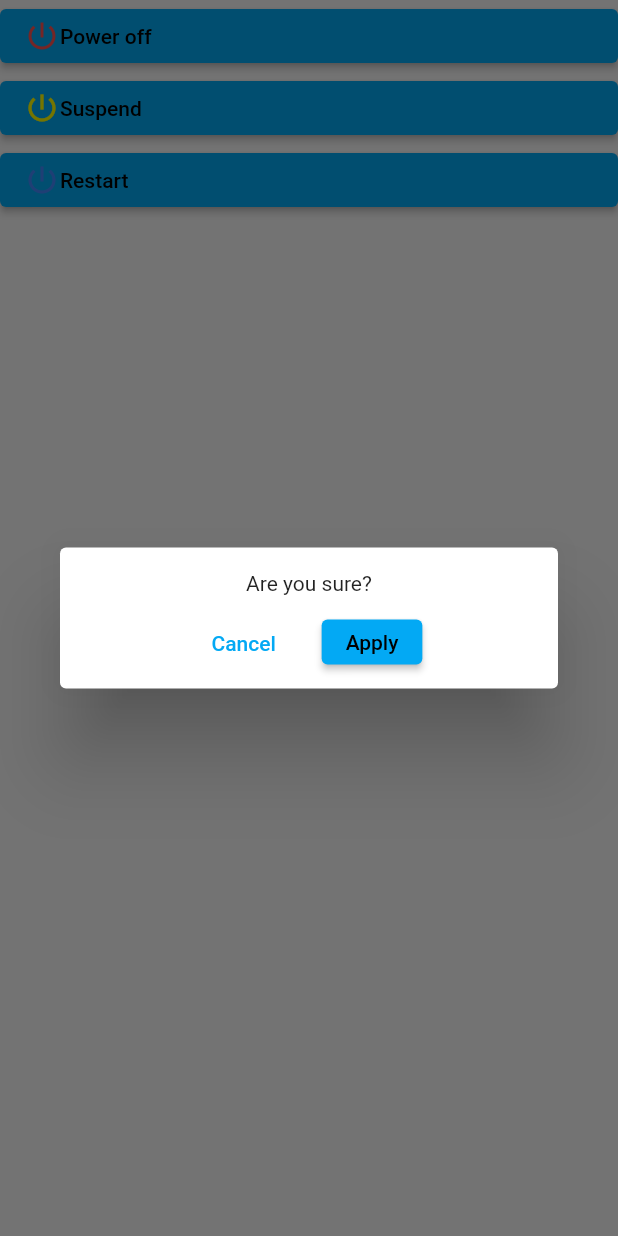
After one commit to rainyday21/Seafloor, a Flutter app: the PowerMenu screen opened directly, after a tap on "Power off", on a phone screen of 412 x 824 dp. The commit adds this screen. Run offline on Flutter 3.47's test engine with Material 2 defaults, Android fonts, the light colour scheme and no system bars; missing offline and left inert: ssh2; statements that could not run were skipped.

Commit message:
temp prior to nav rework

```diff
--- a/lib/pages/about.dart
+++ b/lib/pages/about.dart
@@ -31,7 +31,7 @@
                   Text('''
 Orrane Reid
 Cal Poly Pomona
-CS 4800
+CS 4750
 '''),
                 ],
               ),
--- /dev/null
+++ b/lib/pages/power_menu.dart
@@ -0,0 +1,124 @@
+import 'package:flutter/material.dart';
+import 'package:seafloor/services/pass_dialog.dart';
+import 'package:seafloor/services/ssh_device.dart';
+
+class PowerMenu extends StatelessWidget {
+  const PowerMenu({super.key});
+
+  @override
+  Widget build(BuildContext context) {
+    return Scaffold(
+      body: SafeArea(
+        child: Center(
+          child: Column(
+
+            children: <Widget>[
+              ElevatedButton(
+                onPressed: () {
+                  String cmd = 'sudo shutdown now';
+                  showDialog(
+                      context: context,
+                      builder: (BuildContext context) =>
+                          ConfirmDialog(cmd: cmd));
+                },
+                child: const Row(
+                  children: <Widget>[
+                    Icon(
+                      Icons.power_settings_new,
+                      color: Colors.redAccent,
+                    ),
+                    Text('Power off'),
+                  ],
+                ),
+              ),
+              ElevatedButton(
+                onPressed: () {
+                  String cmd = 'sudo systemctl suspend';
+                  showDialog(
+                      context: context,
+                      builder: (BuildContext context) =>
+                          ConfirmDialog(cmd: cmd));
+                },
+                child: const Row(
+                  children: <Widget>[
+                    Icon(
+                      Icons.power_settings_new,
+                      color: Colors.yellowAccent,
+                    ),
+                    Text('Suspend'),
+                  ],
+                ),
+              ),
+              const Padding(padding: EdgeInsets.only(left: 8.0, right: 8.0)),
+              ElevatedButton(
+                onPressed: () {
+                  String cmd = 'sudo reboot now';
+                  showDialog(
+                      context: context,
+                      builder: (BuildContext context) =>
+                          ConfirmDialog(cmd: cmd));
+                },
+                child: const Row(
+                  children: <Widget>[
+                    Icon(
+                      Icons.power_settings_new,
+                      color: Colors.blueAccent,
+                    ),
+                    Text('Restart'),
+                  ],
+                ),
+              ),
+            ],
+          ),
+        ),
+      ),
+    );
+  }
+}
+
+class ConfirmDialog extends StatelessWidget {
+  const ConfirmDialog({super.key, required this.cmd});
+  final String cmd;
+
+  Widget build(BuildContext context) {
+    return Dialog(
+      child: Column(
+        mainAxisSize: MainAxisSize.min,
+        mainAxisAlignment: MainAxisAlignment.spaceEvenly,
+        crossAxisAlignment: CrossAxisAlignment.center,
+        children: <Widget>[
+          const Padding(padding: EdgeInsets.all(8.0)),
+          const Text('Are you sure?'),
+          const Padding(padding: EdgeInsets.all(8.0)),
+          Center(
+            child: Row(
+              mainAxisAlignment: MainAxisAlignment.center,
+              children: <Widget>[
+                SizedBox(
+                  height: 30,
+                  child: TextButton(
+                      onPressed: () {
+                        Navigator.pop(context);
+                      },
+                      child: const Text('Cancel')),
+                ),
+                const Padding(
+                    padding: EdgeInsets.only(left: 10.0, right: 10.0)),
+                SizedBox(
+                  height: 30,
+                  child: ElevatedButton(
+                      onPressed: () {
+                        AppSSH.AppCmd(cmd, context);
+                        Navigator.pop(context);
+                      },
+                      child: const Text('Apply')),
+                ),
+              ],
+            ),
+          ),
+          const Padding(padding: EdgeInsets.all(8.0)),
+        ],
+      ),
+    );
+  }
+}
```
Also changed, not shown: lib/main.dart (+18 -0 lines), lib/pages/home.dart (+15 -16 lines), lib/pages/login.dart (+43 -20 lines), lib/pages/sysInfo.dart (+47 -11 lines), lib/pages/system_processes.dart (added, +59 -0 lines), lib/services/pass_dialog.dart (added, +73 -0 lines), lib/services/ssh_device.dart (+15 -10 lines), lib/utils/classes.dart (+6 -5 lines), lib/widgets/menulist_main.dart (+22 -6 lines), pubspec.lock.
